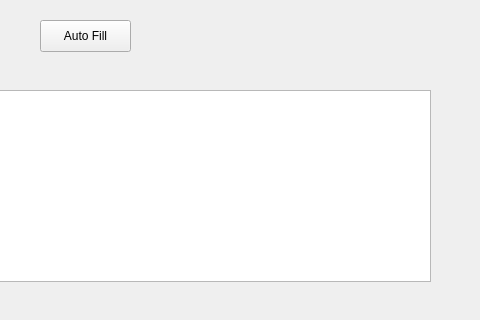
First picture: the form in DLG/cassignreceiptdlg.ui, repository hlunguite/saptuamDataQT, before the edit; both pictures show x 410 to 890 and y 0 to 320 of the 1076 by 536 pixel window.
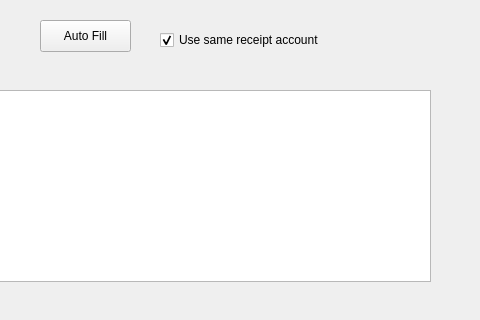
Second picture: the form after the edit.

Commit message: Fix receipt assign

Diff of the .ui file:
```diff
--- a/DLG/cassignreceiptdlg.ui
+++ b/DLG/cassignreceiptdlg.ui
@@ -171,6 +171,22 @@
     </rect>
    </property>
   </widget>
+  <widget class="QCheckBox" name="m_sameReceiptAccount">
+   <property name="geometry">
+    <rect>
+     <x>570</x>
+     <y>30</y>
+     <width>161</width>
+     <height>20</height>
+    </rect>
+   </property>
+   <property name="text">
+    <string>Use same receipt account</string>
+   </property>
+   <property name="checked">
+    <bool>true</bool>
+   </property>
+  </widget>
  </widget>
  <resources/>
  <connections/>
```
The commit also changes 4 other files.
